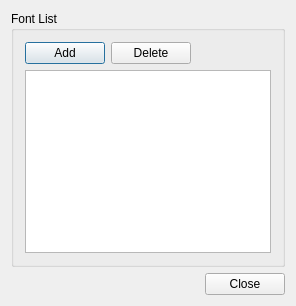
Old version of the form kvmrt2_media_editor/fontpool.ui in the repository gyongchae/MediaEditor.
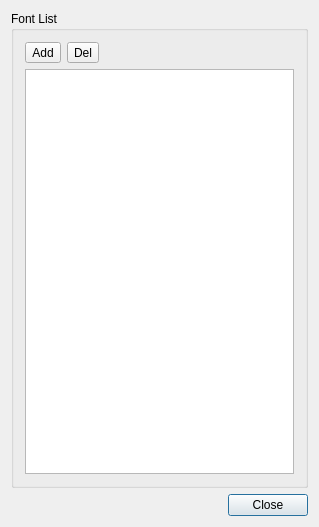
New version of the form.

What changed in the file:
```diff
--- a/kvmrt2_media_editor/fontpool.ui
+++ b/kvmrt2_media_editor/fontpool.ui
@@ -6,8 +6,8 @@
    <rect>
     <x>0</x>
     <y>0</y>
-    <width>296</width>
-    <height>306</height>
+    <width>319</width>
+    <height>527</height>
    </rect>
   </property>
   <property name="windowTitle">
@@ -25,16 +25,16 @@
         <item>
          <layout class="QHBoxLayout" name="horizontalLayout" stretch="0,0,1">
           <item>
-           <widget class="QPushButton" name="btnAddFont">
+           <widget class="QToolButton" name="btnAddFont">
             <property name="text">
              <string>Add</string>
             </property>
            </widget>
           </item>
           <item>
-           <widget class="QPushButton" name="btnDelFont">
+           <widget class="QToolButton" name="btnDelFont">
             <property name="text">
-             <string>Delete</string>
+             <string>Del</string>
             </property>
            </widget>
           </item>
```
